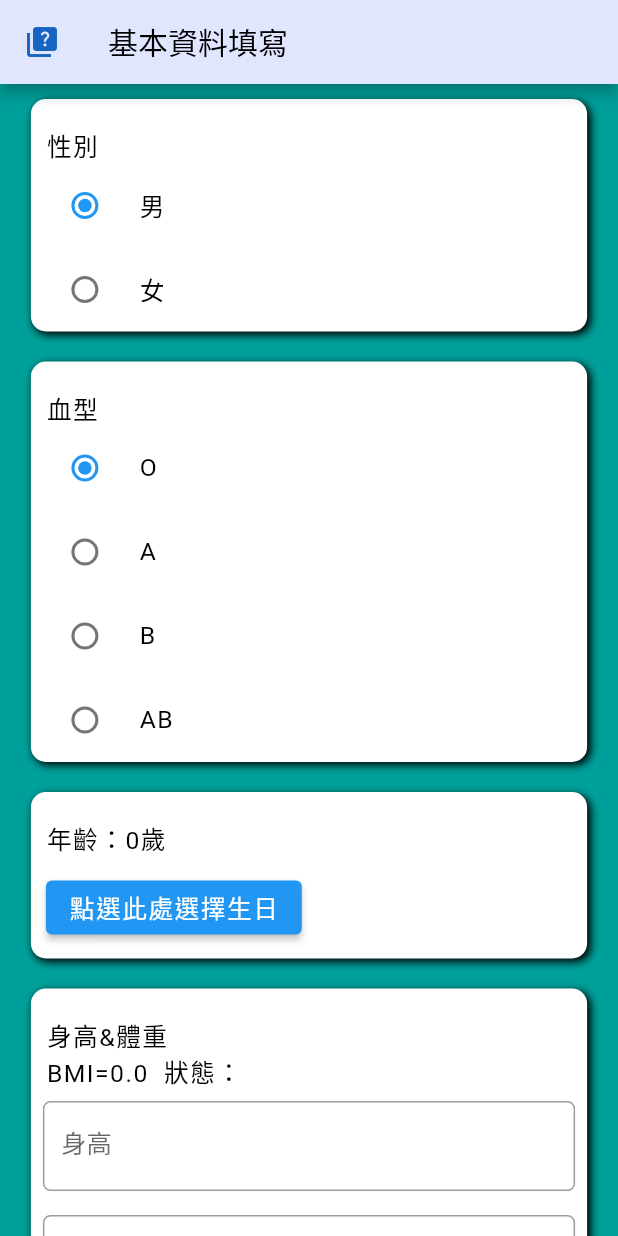
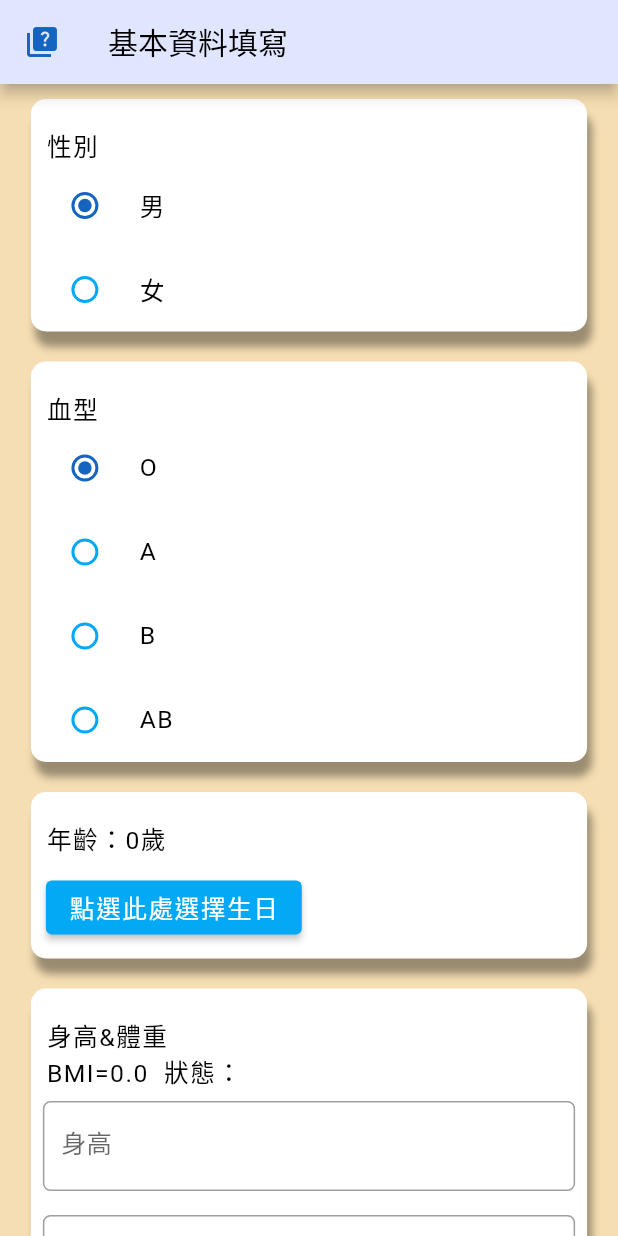
Before and after one commit to JamesLiu26/risk, a Flutter app: the PerQuest screen opened directly, on a phone screen of 412 x 824 dp. Run offline on Flutter 3.47's test engine with Material 2 defaults, Android fonts, the phone set to English and light mode, and no system bars.

Commit message:
2021/08/19 基本資料問卷顏色修改

```diff
--- a/lib/personal_questionnaire.dart
+++ b/lib/personal_questionnaire.dart
@@ -19,7 +19,6 @@ void main() {
   return runApp(MaterialApp(
     home: PerQuest(),
     debugShowCheckedModeBanner: false,
-    theme: ThemeData(accentColor: Colors.green),
   ));
 }
 
@@ -39,6 +38,8 @@ class _PerQuestState extends State<PerQuest> {
   String birthday = "點選此處選擇生日";
   int age = 0;
   DateTime currentDate = DateTime.now();
+  MaterialStateProperty<Color> birthButtonColor =
+      MaterialStateProperty.all<Color>(Colors.lightBlue);
   //bmi
   double bmi = 0;
   final height = TextEditingController();
@@ -55,14 +56,12 @@ class _PerQuestState extends State<PerQuest> {
   static List<String> diabeteHistory = ["有", "無"];
   String selectHistory = diabeteHistory[1];
   //不良習慣或情形發生
-  Map<String?, bool?> badHabit = {
-    "喝酒": false,
-    "抽菸": false,
-    "熬夜": false,
-    "頻尿": false,
-    "視力退化": false
-  };
-  List badHabitKey = [];
+
+  // "喝酒"
+  // "抽菸"
+  // "熬夜"
+  // "頻尿"
+  // "視力退化"
 
   // 文字樣式----
   Text textStyle(String text, [color = Colors.black]) {
@@ -123,6 +122,8 @@ class _PerQuestState extends State<PerQuest> {
               selectDate.month > currentDate.month) {
             age--;
           }
+          birthButtonColor =
+              MaterialStateProperty.all<Color>(Color(0xFF1565C0));
         }
       });
     });
@@ -185,6 +186,7 @@ class _PerQuestState extends State<PerQuest> {
           decoration: InputDecoration(
               labelText: label,
               hintText: hint,
+              // float字的動畫取消
               floatingLabelBehavior: FloatingLabelBehavior.never,
               border:
                   OutlineInputBorder(borderRadius: BorderRadius.circular(5))),
@@ -216,9 +218,9 @@ class _PerQuestState extends State<PerQuest> {
             borderRadius: BorderRadius.circular(10),
             boxShadow: [
               BoxShadow(
-                color: Colors.black,
+                color: Color(0x5F000000),
                 blurRadius: 4,
-                offset: Offset(2, 2),
+                offset: Offset(3, 10),
               )
             ]),
         child: child);
@@ -228,13 +230,19 @@ class _PerQuestState extends State<PerQuest> {
   @override
   Widget build(BuildContext context) {
     return Scaffold(
-        backgroundColor: Color(0xFF00A09A),
+        backgroundColor: Color(0xFFF5DEB3),
         appBar: appBar("基本資料填寫", Icon(Icons.quiz, color: Colors.blue[800])),
         body: SingleChildScrollView(
             child: Center(
+                child: Theme(
+                    // 更改radio顏色
+                    data: ThemeData(
+                        accentColor: Color(0xFF1565C0),
+                        unselectedWidgetColor: Colors.lightBlue),
                     child: Column(children: [
-          questionArea(
-              Column(crossAxisAlignment: CrossAxisAlignment.start, children: [
+                      questionArea(Column(
+                          crossAxisAlignment: CrossAxisAlignment.start,
+                          children: [
                             textStyle("\n  性別"),
                             genderRadio(gender[0]),
                             genderRadio(gender[1]),
@@ -244,8 +252,9 @@ class _PerQuestState extends State<PerQuest> {
                       // ----
                       // ----
 
-          questionArea(
-              Column(crossAxisAlignment: CrossAxisAlignment.start, children: [
+                      questionArea(Column(
+                          crossAxisAlignment: CrossAxisAlignment.start,
+                          children: [
                             textStyle("\n  血型"),
                             bloodRadio(bloodType[0]),
                             bloodRadio(bloodType[1]),
@@ -258,15 +267,20 @@ class _PerQuestState extends State<PerQuest> {
                       // ----
 
                       questionArea(
-            Column(crossAxisAlignment: CrossAxisAlignment.start, children: [
+                        Column(
+                            crossAxisAlignment: CrossAxisAlignment.start,
+                            children: [
                               textStyle("\n  年齡：$age歲"),
                               Padding(
                                 padding: const EdgeInsets.all(10),
                                 child: ElevatedButton(
+                                    style: ButtonStyle(
+                                        backgroundColor: birthButtonColor),
                                     onPressed: () async {
                                       await chooseBirthday();
                                     },
-                    child: textStyle(birthday, Color(0xffffffff))),
+                                    child:
+                                        textStyle(birthday, Color(0xffffffff))),
                               )
                             ]),
                       ),
@@ -279,7 +293,8 @@ class _PerQuestState extends State<PerQuest> {
                         crossAxisAlignment: CrossAxisAlignment.start,
                         children: [
                           textStyle("\n  身高&體重"),
-              textStyle("  BMI=" + bmi.toString() + "  狀態：" + status),
+                          textStyle(
+                              "  BMI=" + bmi.toString() + "  狀態：" + status),
                           inputCmKg(height, "身高"),
                           inputCmKg(weight, "體重"),
                         ],
@@ -294,7 +309,8 @@ class _PerQuestState extends State<PerQuest> {
                         children: [
                           textStyle("\n  聯絡資訊"),
                           inputContact(contactAddress, "通訊地址", "例：XX市XX路..."),
-              inputContact(contactEmail, "電子郵件", "Google, Yahoo, OneDrive..."),
+                          inputContact(contactEmail, "電子郵件",
+                              "Google, Yahoo, OneDrive..."),
                         ],
                       )),
 
@@ -302,8 +318,9 @@ class _PerQuestState extends State<PerQuest> {
                       // ----
                       // ----
 
-          questionArea(
-              Column(crossAxisAlignment: CrossAxisAlignment.start, children: [
+                      questionArea(Column(
+                          crossAxisAlignment: CrossAxisAlignment.start,
+                          children: [
                             textStyle("\n  緊急聯絡人"),
                             inputContact(emerName, "姓名", null),
                             inputContact(emerRelationship, "關係", null),
@@ -314,83 +331,13 @@ class _PerQuestState extends State<PerQuest> {
                       // ----
                       // ----
 
-          questionArea(
-              Column(crossAxisAlignment: CrossAxisAlignment.start, children: [
+                      questionArea(Column(
+                          crossAxisAlignment: CrossAxisAlignment.start,
+                          children: [
                             textStyle("\n  是否有糖尿病家族/過往病史"),
                             historyRadio(diabeteHistory[0]),
                             historyRadio(diabeteHistory[1])
                           ])),
-
-          // ----
-          // ----
-          // ----
-
-          questionArea(Column(
-            crossAxisAlignment: CrossAxisAlignment.start,
-            children: [
-              textStyle("\n  是否有以下不良習慣或情形發生\n  (若沒有不必勾選)"),
-              Row(
-                children: [
-                  textStyle("  喝酒"),
-                  Checkbox(
-                      value: badHabit["喝酒"],
-                      onChanged: (bool? value) {
-                        setState(() {
-                          badHabit["喝酒"] = value;
-                        });
-                      }),
-                ],
-              ),
-              Row(
-                children: [
-                  textStyle("  抽菸"),
-                  Checkbox(
-                      value: badHabit["抽菸"],
-                      onChanged: (bool? value) {
-                        setState(() {
-                          badHabit["抽菸"] = value;
-                        });
-                      }),
-                ],
-              ),
-              Row(
-                children: [
-                  textStyle("  熬夜"),
-                  Checkbox(
-                      value: badHabit["熬夜"],
-                      onChanged: (bool? value) {
-                        setState(() {
-                          badHabit["熬夜"] = value;
-                        });
-                      }),
-                ],
-              ),
-              Row(
-                children: [
-                  textStyle("  頻尿"),
-                  Checkbox(
-                      value: badHabit["頻尿"],
-                      onChanged: (bool? value) {
-                        setState(() {
-                          badHabit["頻尿"] = value;
-                        });
-                      }),
-                ],
-              ),
-              Row(
-                children: [
-                  textStyle("  視力退化"),
-                  Checkbox(
-                      value: badHabit["視力退化"],
-                      onChanged: (bool? value) {
-                        setState(() {
-                          badHabit["視力退化"] = value;
-                        });
-                      }),
-                ],
-              ),
-            ],
-          )),
 
                       // ----
                       // ----
@@ -401,26 +348,18 @@ class _PerQuestState extends State<PerQuest> {
                           child: ElevatedButton(
                               style: ButtonStyle(
                                   backgroundColor:
-                          MaterialStateProperty.all<Color>(Colors.white)),
+                                      MaterialStateProperty.all<Color>(
+                                          Colors.white)),
                               onPressed: () {
-                    findBadhabit(badHabit, badHabitKey);
                                 bmiCalculator();
-
-                    Navigator.push(context,
-                        MaterialPageRoute(builder: (context) => Change()));
+                                Navigator.push(
+                                    context,
+                                    MaterialPageRoute(
+                                        builder: (context) => Change()));
                               },
-                  child: Center(child: textStyle("儲存", Colors.green)))),
+                              child: Center(
+                                  child: textStyle("儲存", Colors.green)))),
                       // ----
-        ]))));
+                    ])))));
   }
 }
-
-void findBadhabit(Map map, List a) {
-  a.clear();
-  map.forEach((key, value) {
-    if (value) {
-      a.add(key);
-    }
-  });
-  print(a);
-}
--- a/lib/questionnaire.dart
+++ b/lib/questionnaire.dart
@@ -82,6 +82,6 @@ class _FirstPageState extends State<FirstPage> {
               },
               icon: Icon(Icons.arrow_back_ios, color: Colors.blue[800]),
             )),
-    );
+        body: Column());
   }
 }
```
Lines whose indentation alone changed are shown as unchanged.
